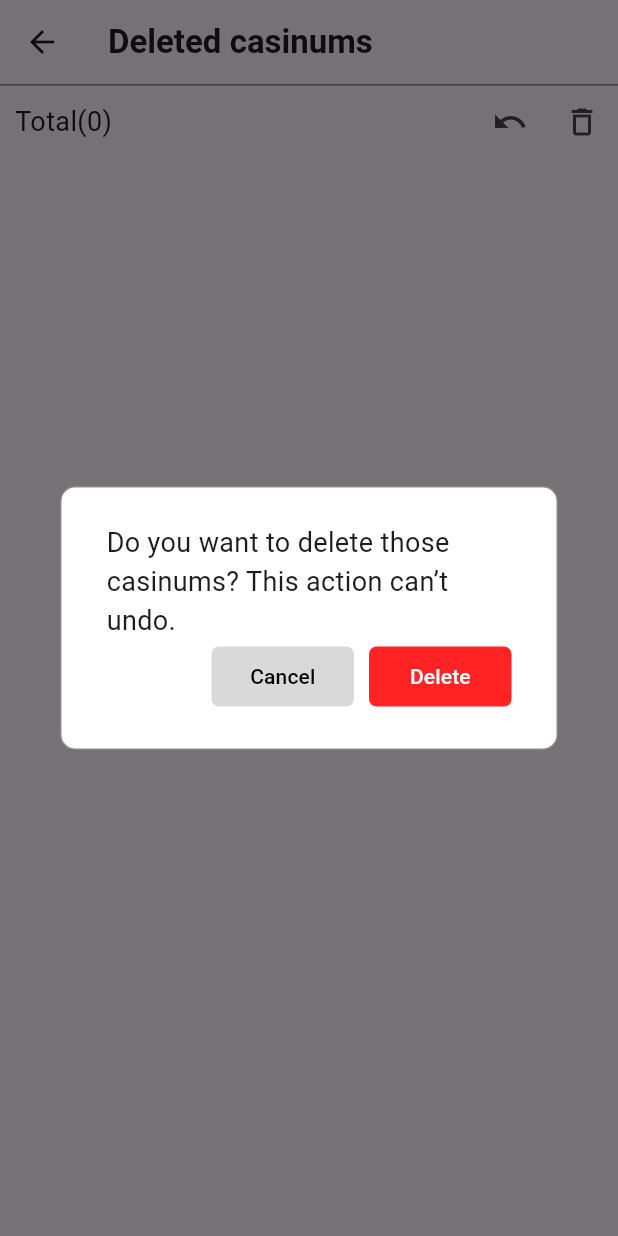
After one commit to leequanno1/Flutter-score-counter, a Flutter app: the DeletedCasinumScreen screen opened directly, after a tap on the "delete outline" icon, on a phone screen of 412 x 824 dp. The commit adds this screen. Run offline on Flutter 3.47's test engine with Material 3 defaults, Android fonts, the phone set to English and light mode, and no system bars; our stand-ins replace flutter_bloc, hive, hive_flutter; accounts and stored records are empty.

Commit message:
add deleted casinum screen

```diff
--- a/lib/casinums/casinum_event.dart
+++ b/lib/casinums/casinum_event.dart
@@ -17,3 +17,5 @@ class CasinumsAdd extends CasinumsEvent {
 }
 
 class CasinumDelete extends CasinumsEvent {}
+
+class CasinumRefresh extends CasinumsEvent {}
--- /dev/null
+++ b/lib/deleted_casinum/deleted_casinum_appbar.dart
@@ -0,0 +1,49 @@
+import 'package:flutter/material.dart';
+import 'package:flutter_bloc/flutter_bloc.dart';
+import 'package:learning_bloc/deleted_casinum/deleted_casinum_bloc.dart';
+import 'package:learning_bloc/deleted_casinum/deleted_casinum_event.dart';
+import 'package:learning_bloc/deleted_casinum/deleted_casinum_state.dart';
+import 'package:learning_bloc/dialog/remove_casinum_dialog.dart';
+
+class DeletedCasinumAppbar extends StatelessWidget {
+  const DeletedCasinumAppbar({
+    super.key,
+  });
+
+  @override
+  Widget build(BuildContext context) {
+    return BlocBuilder<DeletedCasinumBloc, DeletedCasinumState>(
+        builder: (context, state) {
+      return Row(
+        children: [
+          Expanded(
+              child: Padding(
+            padding: const EdgeInsets.only(left: 10),
+            child: Text(
+              "Total(${state.casinums.length})",
+              style: TextStyle(fontSize: 18),
+            ),
+          )),
+          IconButton(
+              onPressed: () => onRestore(context),
+              icon: Icon(Icons.undo)),
+          IconButton(
+              onPressed: () => onDeletePopup(context),
+              icon: Icon(Icons.delete_outline))
+        ],
+      );
+    });
+  }
+
+  Future onRestore(BuildContext context) async {
+    context.read<DeletedCasinumBloc>().add(DeletedCasinumRestore());
+  }
+
+  Future onDeletePopup(BuildContext context) async {
+    final res = await showDialog<bool>(
+        context: context, builder: (context) => RemoveCasinumDialog());
+    if (res != null && res) {
+      context.read<DeletedCasinumBloc>().add(DeletedCasinumRemove());
+    }
+  }
+}
--- /dev/null
+++ b/lib/deleted_casinum/deleted_casinum_bloc.dart
@@ -0,0 +1,55 @@
+import 'package:flutter_bloc/flutter_bloc.dart';
+import 'package:hive/hive.dart';
+import 'package:learning_bloc/deleted_casinum/deleted_casinum_event.dart';
+import 'package:learning_bloc/deleted_casinum/deleted_casinum_state.dart';
+import 'package:learning_bloc/models/casinum.dart';
+import 'package:learning_bloc/models/db_name.dart';
+
+class DeletedCasinumBloc extends Bloc<DeletedCasinumEvent, DeletedCasinumState> {
+  static final Box<Casinum> _casiBox = Hive.box<Casinum>(DbName.getCasinumBaseName());
+  DeletedCasinumBloc():super(DeletedCasinumInit(
+    _casiBox.values.where((item) => item.delFlg).toList()
+  )){
+    on<DeletedCasinumRestore>((event, emit) {
+      final tempCasis = List<Casinum>.from(state.casinums);
+      final isSelecteds = List<bool>.from(state.isSelecteds);
+      // duyệt mãng
+      for(int i = tempCasis.length - 1; i >= 0; i--) {
+        if(isSelecteds[i]) {
+          // cập nhật delFlag
+          final tempCasi = tempCasis[i]..delFlg = false;
+          _casiBox.put(tempCasi.id, tempCasi);
+          // xóa khỏi mãng
+          tempCasis.removeAt(i);
+        }
+      }
+      emit(DeletedCasinumInit(tempCasis));
+    } ,);
+
+    on<DeletedCasinumRemove>((event, emit) {
+      final tempCasis = List<Casinum>.from(state.casinums);
+      final isSelecteds = List<bool>.from(state.isSelecteds);
+      // duyệt mãng
+      for(int i = tempCasis.length - 1; i >= 0; i--) {
+        if(isSelecteds[i]) {
+          // xóa khỏi db
+          _casiBox.delete(tempCasis[i].id);
+          // xóa box player và logger khỏi disk
+          Hive.deleteBoxFromDisk(DbName.getPlayerBaseName(tempCasis[i].id));
+          Hive.deleteBoxFromDisk(DbName.getLoggerBaseName(tempCasis[i].id));
+          // xóa khỏi mãng
+          tempCasis.removeAt(i);
+        }
+      }
+      emit(DeletedCasinumInit(tempCasis));
+    } ,);
+
+    on<DeletedCasinumSelect>((event, emit) {
+      // toggle cờ is selected tại position
+      final tempCasis = List<Casinum>.from(state.casinums);
+      final isSelecteds = List<bool>.from(state.isSelecteds);
+      isSelecteds[event.position] = !isSelecteds[event.position];
+      emit(DeletedCasinumUpdate(tempCasis, isSelecteds));
+    } ,);
+  }
+}
--- /dev/null
+++ b/lib/deleted_casinum/deleted_casinum_event.dart
@@ -0,0 +1,12 @@
+class DeletedCasinumEvent {}
+
+class DeletedCasinumRestore extends DeletedCasinumEvent{}
+
+class DeletedCasinumRemove extends DeletedCasinumEvent{}
+
+class DeletedCasinumSelect extends DeletedCasinumEvent{
+
+  final int position;
+
+  DeletedCasinumSelect(this.position);
+}
--- /dev/null
+++ b/lib/deleted_casinum/deleted_casinum_list.dart
@@ -0,0 +1,21 @@
+import 'package:flutter/material.dart';
+import 'package:flutter_bloc/flutter_bloc.dart';
+import 'package:learning_bloc/deleted_casinum/deleted_casinum_bloc.dart';
+import 'package:learning_bloc/deleted_casinum/deleted_casinum_item.dart';
+import 'package:learning_bloc/deleted_casinum/deleted_casinum_state.dart';
+
+class DeletedCasinumList extends StatelessWidget {
+  const DeletedCasinumList({super.key});
+
+  @override
+  Widget build(BuildContext context) {
+    return BlocBuilder<DeletedCasinumBloc, DeletedCasinumState>(builder: (context, state) {
+      return Expanded(
+        child: ListView.builder(
+          itemCount: state.casinums.length,
+          itemBuilder: (context, index) => DeletedCasinumItem(casinumIndex: index),
+        ),
+      );
+    });
+  }
+}
--- /dev/null
+++ b/lib/deleted_casinum/deleted_casinum_screen.dart
@@ -0,0 +1,38 @@
+import 'package:flutter/material.dart';
+import 'package:flutter_bloc/flutter_bloc.dart';
+import 'package:learning_bloc/deleted_casinum/deleted_casinum_appbar.dart';
+import 'package:learning_bloc/deleted_casinum/deleted_casinum_bloc.dart';
+import 'package:learning_bloc/deleted_casinum/deleted_casinum_list.dart';
+import 'package:learning_bloc/styles/color_schema.dart';
+
+class DeletedCasinumScreen extends StatelessWidget {
+  const DeletedCasinumScreen({super.key});
+
+  @override
+  Widget build(BuildContext context) {
+    return MultiBlocProvider(
+      providers: [
+        BlocProvider(create: (context) => DeletedCasinumBloc()),
+      ],
+      child: Scaffold(
+        appBar: AppBar(
+            title: Text("Deleted casinums", style: TextStyle(fontWeight: FontWeight.w600),),
+            scrolledUnderElevation: 0,
+            bottom: PreferredSize(
+              preferredSize: Size.fromHeight(1),
+              child: Container(
+                color: ColorSchema.borderColor,
+                height: 1,
+              )
+            )
+        ),
+        body: Column(
+          children: [
+            DeletedCasinumAppbar(),
+            DeletedCasinumList(),
+          ],
+        ),
+      ),
+    );
+  }
+}
--- /dev/null
+++ b/lib/deleted_casinum/deleted_casinum_state.dart
@@ -0,0 +1,16 @@
+import 'package:learning_bloc/models/casinum.dart';
+
+class DeletedCasinumState {
+  final List<Casinum> casinums;
+  final List<bool> isSelecteds;
+
+  DeletedCasinumState(this.casinums, this.isSelecteds);
+}
+
+class DeletedCasinumInit extends DeletedCasinumState {
+  DeletedCasinumInit(List<Casinum> casinums): super(casinums, List.generate(casinums.length, (item)=>false));
+}
+
+class DeletedCasinumUpdate extends DeletedCasinumState {
+  DeletedCasinumUpdate(super.casinums, super.isSelecteds);
+}
--- /dev/null
+++ b/lib/dialog/remove_casinum_dialog.dart
@@ -0,0 +1,55 @@
+import 'package:flutter/material.dart';
+import 'package:learning_bloc/styles/button.dart';
+import 'package:learning_bloc/styles/color_schema.dart';
+
+class RemoveCasinumDialog extends StatelessWidget {
+  const RemoveCasinumDialog({super.key});
+
+  @override
+  Widget build(BuildContext context) {
+    return Dialog(
+      child: IntrinsicHeight(
+        child: Container(
+          decoration: BoxDecoration(
+              color: Colors.white,
+              borderRadius: BorderRadius.all(Radius.circular(10)),
+              border: Border.all(width: 1, color: ColorSchema.borderColor)),
+          child: Padding(
+            padding: const EdgeInsets.fromLTRB(30, 24, 30, 24),
+            child: Column(
+              children: [
+                SizedBox(
+                    width: double.infinity,
+                    child: Text(
+                      "Do you want to delete those casinums? This action can’t undo.",
+                      style: TextStyle(fontSize: 18),
+                    )),
+                Row(
+                  mainAxisAlignment: MainAxisAlignment.end,
+                  children: [
+                    ElevatedButton(
+                      onPressed: () {
+                        Navigator.pop<bool>(context, false);
+                      },
+                      style: buttonSecondary,
+                      child: Text("Cancel"),
+                    ),
+                    Container(
+                      margin: EdgeInsets.only(left: 10),
+                      child: ElevatedButton(
+                          onPressed: () {
+                            Navigator.pop<bool>(context, true);
+                          },
+                          style: buttonDelete,
+                          child: Text("Delete")),
+                    ),
+                  ],
+                )
+              ],
+            ),
+          ),
+        ),
+      ),
+    );
+  }
+}
```
Also changed, not shown: lib/casinums/casinum_bloc.dart (+8 -4 lines), lib/casinums/casinum_screen.widget.dart (+16 -1 lines), lib/deleted_casinum/deleted_casinum_item.dart (added, +63 -0 lines).
